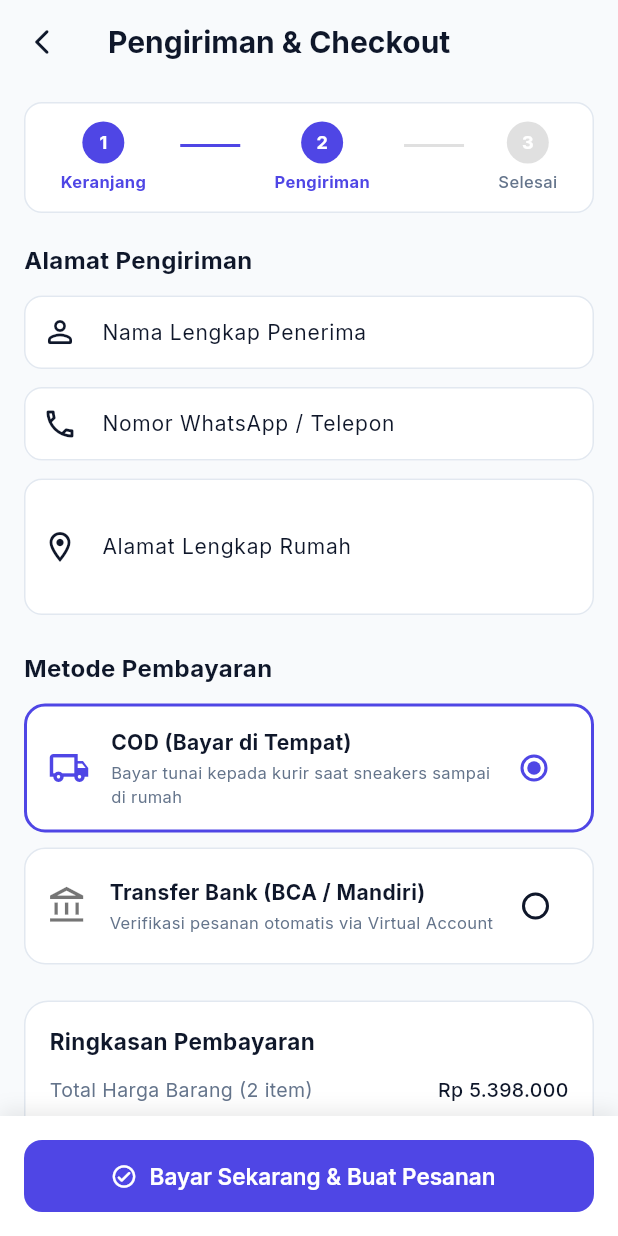
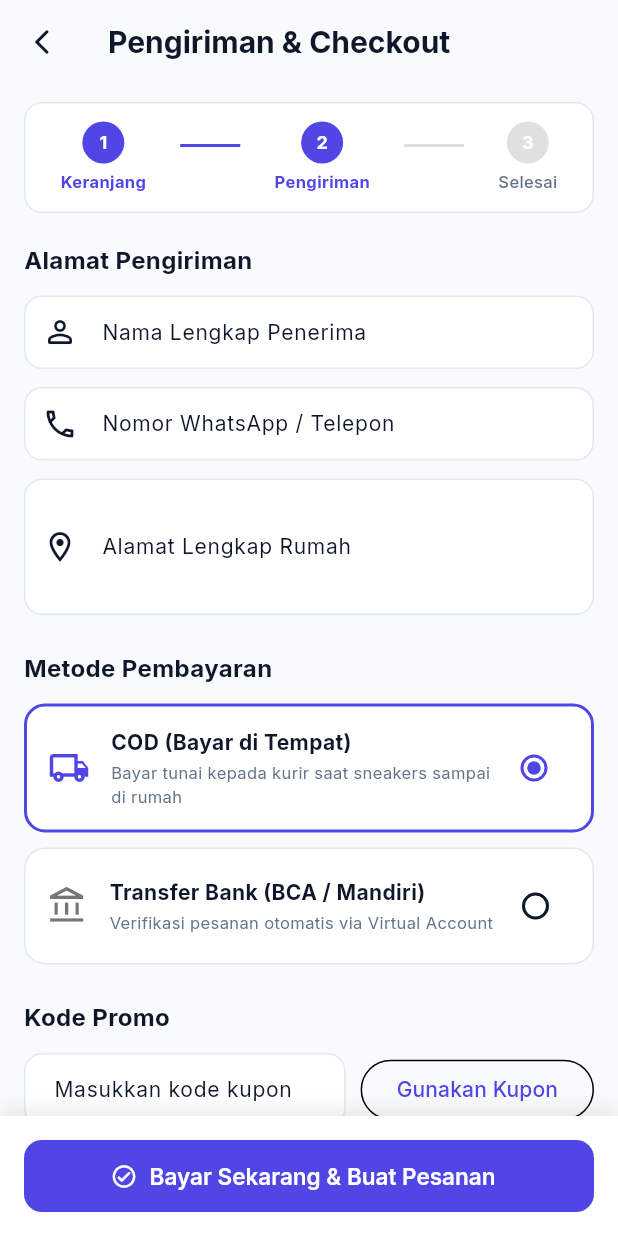
Before and after one commit to RafifHamzah/sanbercode, a Flutter app: the CheckoutView screen opened by its route, on a phone screen of 412 x 824 dp. Run offline on Flutter 3.47's test engine with Material 3 defaults, Android fonts, the phone set to English and light mode, and no system bars; our stand-ins replace dio, get, google_fonts, hive_ce, hive_ce_flutter, shared_preferences and 1 more; accounts and stored records are empty; network calls fail.

Commit message:
feat(sesi-08): implementasi persistensi keranjang Hive CE, AuthMiddleware route guard, form checkout, dan kupon promo

```diff
--- a/lib/app/data/local/storage_service.dart
+++ b/lib/app/data/local/storage_service.dart
@@ -3,6 +3,7 @@ import 'package:get/get.dart';
 import 'package:hive_ce_flutter/hive_flutter.dart';
 import 'package:shared_preferences/shared_preferences.dart';
 
+import '../models/cart_item_model.dart';
 import '../models/product_model.dart';
 
 class StorageService extends GetxService {
@@ -15,6 +16,9 @@ class StorageService extends GetxService {
     await Hive.initFlutter();
     if (!Hive.isAdapterRegistered(0)) {
       Hive.registerAdapter(ProductModelAdapter());
+    }
+    if (!Hive.isAdapterRegistered(1)) {
+      Hive.registerAdapter(CartItemModelAdapter());
     }
     _preferences = await SharedPreferences.getInstance();
     themeMode = _preferences.getBool(_darkThemeKey) == true
--- a/lib/app/modules/checkout/bindings/checkout_binding.dart
+++ b/lib/app/modules/checkout/bindings/checkout_binding.dart
@@ -1,12 +1,12 @@
 import 'package:get/get.dart';
 
+import '../../cart/bindings/cart_binding.dart';
 import '../controllers/checkout_controller.dart';
 
 class CheckoutBinding extends Bindings {
   @override
   void dependencies() {
-    Get.lazyPut<CheckoutController>(
-      () => CheckoutController(),
-    );
+    CartBinding.ensureRegistered();
+    Get.lazyPut<CheckoutController>(() => CheckoutController());
   }
 }
--- a/lib/app/modules/checkout/controllers/checkout_controller.dart
+++ b/lib/app/modules/checkout/controllers/checkout_controller.dart
@@ -1,23 +1,59 @@
+import 'package:flutter/material.dart';
 import 'package:get/get.dart';
 
+import '../../../core/theme/app_colors.dart';
+import '../../cart/controllers/cart_controller.dart';
+
 class CheckoutController extends GetxController {
-  //TODO: Implement CheckoutController
+  static const discountAmount = 25000.0;
 
-  final count = 0.obs;
-  @override
-  void onInit() {
-    super.onInit();
+  final cartController = Get.find<CartController>();
+  final couponController = TextEditingController();
+  final nameController = TextEditingController();
+  final phoneController = TextEditingController();
+  final addressController = TextEditingController();
+  final formKey = GlobalKey<FormState>();
+  final appliedCouponCode = RxnString();
+
+  double get discount => appliedCouponCode.value == null ? 0 : discountAmount;
+
+  double get total =>
+      (cartController.total - discount).clamp(0, double.infinity);
+  bool applyCoupon() {
+    final code = couponController.text.trim().toUpperCase();
+    if (!{'SNEKISA', 'SNKISA', 'KICKS25'}.contains(code)) {
+      appliedCouponCode.value = null;
+      Get.snackbar(
+        'Kupon Tidak Valid',
+        'Kode kupon promo tidak ditemukan atau telah kedaluwarsa.',
+        snackPosition: SnackPosition.BOTTOM,
+        backgroundColor: AppColors.error,
+        colorText: Colors.white,
+        margin: const EdgeInsets.all(16),
+      );
+      return false;
+    }
+
+    appliedCouponCode.value = code;
+    Get.snackbar(
+      'Kupon Berhasil Dipasang 🎉',
+      'Diskon Rp 25.000 telah diterapkan untuk pesananmu.',
+      snackPosition: SnackPosition.BOTTOM,
+      backgroundColor: AppColors.success,
+      colorText: Colors.white,
+      margin: const EdgeInsets.all(16),
+    );
+    return true;
   }
 
-  @override
-  void onReady() {
-    super.onReady();
-  }
+  bool validateShippingForm() => formKey.currentState?.validate() ?? false;
 
   @override
   void onClose() {
+    couponController.dispose();
+    nameController.dispose();
+    phoneController.dispose();
+    addressController.dispose();
     super.onClose();
   }
-
-  void increment() => count.value++;
 }
--- a/lib/app/modules/checkout/views/checkout_view.dart
+++ b/lib/app/modules/checkout/views/checkout_view.dart
@@ -1,6 +1,7 @@
 import 'package:flutter/material.dart';
 import 'package:get/get.dart';
 import 'package:e_commerce/app/core/theme/app_colors.dart';
+import 'package:e_commerce/app/core/utils/currency_formatter.dart';
 import 'package:e_commerce/app/routes/app_pages.dart';
 import '../controllers/checkout_controller.dart';
 
@@ -22,6 +23,8 @@ class CheckoutView extends GetView<CheckoutController> {
       ),
       body: SingleChildScrollView(
         padding: const EdgeInsets.symmetric(horizontal: 16, vertical: 12),
+        child: Form(
+          key: controller.formKey,
           child: Column(
             crossAxisAlignment: CrossAxisAlignment.start,
             children: [
@@ -32,7 +35,9 @@ class CheckoutView extends GetView<CheckoutController> {
                   color: isDark ? AppColors.darkSurfaceCard : Colors.white,
                   borderRadius: BorderRadius.circular(12),
                   border: Border.all(
-                  color: isDark ? AppColors.darkBorder : AppColors.lightBorder,
+                    color: isDark
+                        ? AppColors.darkBorder
+                        : AppColors.lightBorder,
                   ),
                 ),
                 child: Row(
@@ -54,11 +59,17 @@ class CheckoutView extends GetView<CheckoutController> {
                 style: TextStyle(
                   fontSize: 16,
                   fontWeight: FontWeight.bold,
-                color: isDark ? AppColors.darkTextPrimary : AppColors.lightTextPrimary,
+                  color: isDark
+                      ? AppColors.darkTextPrimary
+                      : AppColors.lightTextPrimary,
                 ),
               ),
               const SizedBox(height: 12),
-            TextField(
+              TextFormField(
+                controller: controller.nameController,
+                validator: (value) => (value?.trim().isEmpty ?? true)
+                    ? 'Nama penerima wajib diisi.'
+                    : null,
                 decoration: const InputDecoration(
                   labelText: 'Nama Lengkap Penerima',
                   hintText: 'Contoh: Ahmad Rizki',
@@ -66,8 +77,17 @@ class CheckoutView extends GetView<CheckoutController> {
                 ),
               ),
               const SizedBox(height: 12),
-            TextField(
+              TextFormField(
+                controller: controller.phoneController,
                 keyboardType: TextInputType.phone,
+                validator: (value) {
+                  final phone = value?.trim() ?? '';
+                  if (phone.isEmpty) return 'Nomor telepon wajib diisi.';
+                  if (phone.length < 10) {
+                    return 'Nomor telepon minimal 10 digit.';
+                  }
+                  return null;
+                },
                 decoration: const InputDecoration(
                   labelText: 'Nomor WhatsApp / Telepon',
                   hintText: 'Contoh: 081234567890',
@@ -75,11 +95,16 @@ class CheckoutView extends GetView<CheckoutController> {
                 ),
               ),
               const SizedBox(height: 12),
-            TextField(
+              TextFormField(
+                controller: controller.addressController,
                 maxLines: 3,
+                validator: (value) => (value?.trim().isEmpty ?? true)
+                    ? 'Alamat lengkap wajib diisi.'
+                    : null,
                 decoration: const InputDecoration(
                   labelText: 'Alamat Lengkap Rumah',
-                hintText: 'Nama jalan, nomor rumah, RT/RW, kelurahan, kecamatan, kota/kabupaten',
+                  hintText:
+                      'Nama jalan, nomor rumah, RT/RW, kelurahan, kecamatan, kota/kabupaten',
                   prefixIcon: Icon(Icons.location_on_outlined),
                 ),
               ),
@@ -91,7 +116,9 @@ class CheckoutView extends GetView<CheckoutController> {
                 style: TextStyle(
                   fontSize: 16,
                   fontWeight: FontWeight.bold,
-                color: isDark ? AppColors.darkTextPrimary : AppColors.lightTextPrimary,
+                  color: isDark
+                      ? AppColors.darkTextPrimary
+                      : AppColors.lightTextPrimary,
                 ),
               ),
               const SizedBox(height: 12),
@@ -101,7 +128,8 @@ class CheckoutView extends GetView<CheckoutController> {
                     _buildPaymentOption(
                       index: 0,
                       title: 'COD (Bayar di Tempat)',
-                    subtitle: 'Bayar tunai kepada kurir saat sneakers sampai di rumah',
+                      subtitle:
+                          'Bayar tunai kepada kurir saat sneakers sampai di rumah',
                       icon: Icons.local_shipping_outlined,
                       selectedIndex: selectedPaymentMethod.value,
                       onTap: () => selectedPaymentMethod.value = 0,
@@ -111,7 +139,8 @@ class CheckoutView extends GetView<CheckoutController> {
                     _buildPaymentOption(
                       index: 1,
                       title: 'Transfer Bank (BCA / Mandiri)',
-                    subtitle: 'Verifikasi pesanan otomatis via Virtual Account',
+                      subtitle:
+                          'Verifikasi pesanan otomatis via Virtual Account',
                       icon: Icons.account_balance_outlined,
                       selectedIndex: selectedPaymentMethod.value,
                       onTap: () => selectedPaymentMethod.value = 1,
@@ -122,6 +151,38 @@ class CheckoutView extends GetView<CheckoutController> {
               ),
               const SizedBox(height: 24),
 
+              Text(
+                'Kode Promo',
+                style: TextStyle(
+                  fontSize: 16,
+                  fontWeight: FontWeight.bold,
+                  color: isDark
+                      ? AppColors.darkTextPrimary
+                      : AppColors.lightTextPrimary,
+                ),
+              ),
+              const SizedBox(height: 12),
+              Row(
+                children: [
+                  Expanded(
+                    child: TextFormField(
+                      controller: controller.couponController,
+                      textCapitalization: TextCapitalization.characters,
+                      decoration: const InputDecoration(
+                        labelText: 'Masukkan kode kupon',
+                        hintText: 'Contoh: SNEKISA',
+                      ),
+                    ),
+                  ),
+                  const SizedBox(width: 10),
+                  OutlinedButton(
+                    onPressed: controller.applyCoupon,
+                    child: const Text('Gunakan Kupon'),
+                  ),
+                ],
+              ),
+              const SizedBox(height: 24),
+
               // Ringkasan Biaya Belanja
               Container(
                 padding: const EdgeInsets.all(16),
@@ -129,7 +190,9 @@ class CheckoutView extends GetView<CheckoutController> {
                   color: isDark ? AppColors.darkSurfaceCard : Colors.white,
                   borderRadius: BorderRadius.circular(16),
                   border: Border.all(
-                  color: isDark ? AppColors.darkBorder : AppColors.lightBorder,
+                    color: isDark
+                        ? AppColors.darkBorder
+                        : AppColors.lightBorder,
                   ),
                 ),
                 child: Column(
@@ -140,15 +203,39 @@ class CheckoutView extends GetView<CheckoutController> {
                       style: TextStyle(
                         fontSize: 15,
                         fontWeight: FontWeight.bold,
-                      color: isDark ? AppColors.darkTextPrimary : AppColors.lightTextPrimary,
+                        color: isDark
+                            ? AppColors.darkTextPrimary
+                            : AppColors.lightTextPrimary,
                       ),
                     ),
                     const SizedBox(height: 12),
-                  _buildPriceRow('Total Harga Barang (2 item)', 'Rp 5.398.000', isDark),
+                    Obx(
+                      () => _buildPriceRow(
+                        'Total Harga Barang (${controller.cartController.totalItemCount} item)',
+                        formatRupiah(controller.cartController.subtotal),
+                        isDark,
+                      ),
+                    ),
                     const SizedBox(height: 6),
-                  _buildPriceRow('Diskon Promosi', '- Rp 150.000', isDark, isDiscount: true),
+                    Obx(
+                      () => _buildPriceRow(
+                        'Diskon Promosi',
+                        controller.discount == 0
+                            ? '-'
+                            : '- ${formatRupiah(controller.discount)}',
+                        isDark,
+                        isDiscount: controller.discount > 0,
+                      ),
+                    ),
                     const SizedBox(height: 6),
-                  _buildPriceRow('Ongkos Kirim', 'GRATIS', isDark, isFree: true),
+                    _buildPriceRow(
+                      'Ongkos Kirim',
+                      controller.cartController.shipping == 0
+                          ? 'GRATIS'
+                          : formatRupiah(controller.cartController.shipping),
+                      isDark,
+                      isFree: controller.cartController.shipping == 0,
+                    ),
                     const Divider(height: 20),
                     Row(
                       mainAxisAlignment: MainAxisAlignment.spaceBetween,
@@ -158,15 +245,19 @@ class CheckoutView extends GetView<CheckoutController> {
                           style: TextStyle(
                             fontSize: 15,
                             fontWeight: FontWeight.bold,
-                          color: isDark ? AppColors.darkTextPrimary : AppColors.lightTextPrimary,
+                            color: isDark
+                                ? AppColors.darkTextPrimary
+                                : AppColors.lightTextPrimary,
                           ),
                         ),
-                      const Text(
-                        'Rp 5.248.000',
-                        style: TextStyle(
+                        Obx(
+                          () => Text(
+                            formatRupiah(controller.total),
+                            style: const TextStyle(
                               fontSize: 18,
                               fontWeight: FontWeight.w800,
                               color: AppColors.primary,
+                            ),
                           ),
                         ),
                       ],
@@ -176,6 +267,7 @@ class CheckoutView extends GetView<CheckoutController> {
               ),
               const SizedBox(height: 30),
             ],
+          ),
         ),
       ),
       bottomNavigationBar: Container(
@@ -195,9 +287,13 @@ class CheckoutView extends GetView<CheckoutController> {
             icon: const Icon(Icons.check_circle_outline_rounded),
             label: const Text('Bayar Sekarang & Buat Pesanan'),
             onPressed: () {
+              if (!controller.validateShippingForm()) return;
               Get.defaultDialog(
                 title: 'Pesanan Berhasil! 🎉',
-                titleStyle: const TextStyle(fontWeight: FontWeight.bold, fontSize: 18),
+                titleStyle: const TextStyle(
+                  fontWeight: FontWeight.bold,
+                  fontSize: 18,
+                ),
                 middleText:
                     'Terima kasih! Pesanan sneakers impianmu sedang diproses dan tersimpan ke cloud.',
                 textConfirm: 'Lihat Riwayat Pesanan',
@@ -205,6 +301,7 @@ class CheckoutView extends GetView<CheckoutController> {
                 buttonColor: AppColors.primary,
                 onConfirm: () {
                   Get.back();
+                  controller.cartController.clearCart();
                   Get.offAllNamed(Routes.ORDERS);
                 },
               );
@@ -222,7 +319,9 @@ class CheckoutView extends GetView<CheckoutController> {
           width: 28,
           height: 28,
           decoration: BoxDecoration(
-            color: isActive ? AppColors.primary : (isDark ? AppColors.darkBorder : Colors.grey.shade300),
+            color: isActive
+                ? AppColors.primary
+                : (isDark ? AppColors.darkBorder : Colors.grey.shade300),
             shape: BoxShape.circle,
           ),
           child: Center(
@@ -244,7 +343,9 @@ class CheckoutView extends GetView<CheckoutController> {
             fontWeight: isActive ? FontWeight.bold : FontWeight.w500,
             color: isActive
                 ? AppColors.primary
-                : (isDark ? AppColors.darkTextSecondary : AppColors.lightTextSecondary),
+                : (isDark
+                      ? AppColors.darkTextSecondary
+                      : AppColors.lightTextSecondary),
           ),
         ),
       ],
@@ -279,7 +380,9 @@ class CheckoutView extends GetView<CheckoutController> {
           color: isDark ? AppColors.darkSurfaceCard : Colors.white,
           borderRadius: BorderRadius.circular(14),
           border: Border.all(
-            color: isSelected ? AppColors.primary : (isDark ? AppColors.darkBorder : AppColors.lightBorder),
+            color: isSelected
+                ? AppColors.primary
+                : (isDark ? AppColors.darkBorder : AppColors.lightBorder),
             width: isSelected ? 2 : 1,
           ),
         ),
@@ -288,7 +391,9 @@ class CheckoutView extends GetView<CheckoutController> {
             Icon(
               icon,
               size: 28,
-              color: isSelected ? AppColors.primary : (isDark ? Colors.white70 : Colors.black54),
+              color: isSelected
+                  ? AppColors.primary
+                  : (isDark ? Colors.white70 : Colors.black54),
             ),
             const SizedBox(width: 14),
             Expanded(
@@ -300,7 +405,9 @@ class CheckoutView extends GetView<CheckoutController> {
                     style: TextStyle(
                       fontSize: 14,
                       fontWeight: FontWeight.bold,
-                      color: isDark ? AppColors.darkTextPrimary : AppColors.lightTextPrimary,
+                      color: isDark
+                          ? AppColors.darkTextPrimary
+                          : AppColors.lightTextPrimary,
                     ),
                   ),
                   const SizedBox(height: 2),
@@ -308,7 +415,9 @@ class CheckoutView extends GetView<CheckoutController> {
                     subtitle,
                     style: TextStyle(
                       fontSize: 11,
-                      color: isDark ? AppColors.darkTextSecondary : AppColors.lightTextSecondary,
+                      color: isDark
+                          ? AppColors.darkTextSecondary
+                          : AppColors.lightTextSecondary,
                     ),
                   ),
                 ],
@@ -326,13 +435,20 @@ class CheckoutView extends GetView<CheckoutController> {
     );
   }
 
-  Widget _buildPriceRow(String label, String value, bool isDark,
-      {bool isDiscount = false, bool isFree = false}) {
+  Widget _buildPriceRow(
+    String label,
+    String value,
+    bool isDark, {
+    bool isDiscount = false,
+    bool isFree = false,
+  }) {
     Color textColor;
     if (isDiscount || isFree) {
       textColor = AppColors.success;
     } else {
-      textColor = isDark ? AppColors.darkTextPrimary : AppColors.lightTextPrimary;
+      textColor = isDark
+          ? AppColors.darkTextPrimary
+          : AppColors.lightTextPrimary;
     }
 
     return Row(
@@ -342,14 +458,18 @@ class CheckoutView extends GetView<CheckoutController> {
           label,
           style: TextStyle(
             fontSize: 13,
-            color: isDark ? AppColors.darkTextSecondary : AppColors.lightTextSecondary,
+            color: isDark
+                ? AppColors.darkTextSecondary
+                : AppColors.lightTextSecondary,
           ),
         ),
         Text(
           value,
           style: TextStyle(
             fontSize: 13,
-            fontWeight: isDiscount || isFree ? FontWeight.bold : FontWeight.w500,
+            fontWeight: isDiscount || isFree
+                ? FontWeight.bold
+                : FontWeight.w500,
             color: textColor,
           ),
         ),
--- a/lib/app/routes/app_pages.dart
+++ b/lib/app/routes/app_pages.dart
@@ -1,5 +1,6 @@
 import 'package:get/get.dart';
 
+import '../core/middleware/auth_middleware.dart';
 import '../modules/cart/bindings/cart_binding.dart';
 import '../modules/cart/views/cart_view.dart';
 import '../modules/checkout/bindings/checkout_binding.dart';
@@ -49,6 +50,7 @@ class AppPages {
       name: _Paths.CHECKOUT,
       page: () => const CheckoutView(),
       binding: CheckoutBinding(),
+      middlewares: [AuthMiddleware()],
     ),
     GetPage(
       name: _Paths.LOGIN,
--- a/lib/main.dart
+++ b/lib/main.dart
@@ -1,6 +1,7 @@
 import 'package:e_commerce/app/data/local/storage_service.dart';
 import 'package:flutter/material.dart';
 import 'package:get/get.dart';
+import 'package:shared_preferences/shared_preferences.dart';
 
 import 'app/core/theme/app_theme.dart';
 import 'app/data/local/product_local_datasource.dart';
@@ -8,6 +9,8 @@ import 'app/routes/app_pages.dart';
 
 Future<void> main() async {
   WidgetsFlutterBinding.ensureInitialized();
+  final preferences = await SharedPreferences.getInstance();
+  Get.put<SharedPreferences>(preferences, permanent: true);
   final storageService = await Get.putAsync<StorageService>(
     () => StorageService().init(),
     permanent: true,
```
Also changed, not shown: lib/app/core/middleware/auth_middleware.dart (added, +17 -0 lines), lib/app/data/local/product_local_datasource.dart (+22 -0 lines), lib/app/data/models/cart_item_model.dart (+8 -0 lines), lib/app/modules/cart/controllers/cart_controller.dart (+10 -0 lines), lib/app/modules/login/controllers/login_controller.dart (+17 -1 lines), lib/app/data/models/cart_item_model.g.dart (added), lib/hive_registrar.g.dart. Lines whose indentation alone changed are shown as unchanged.
